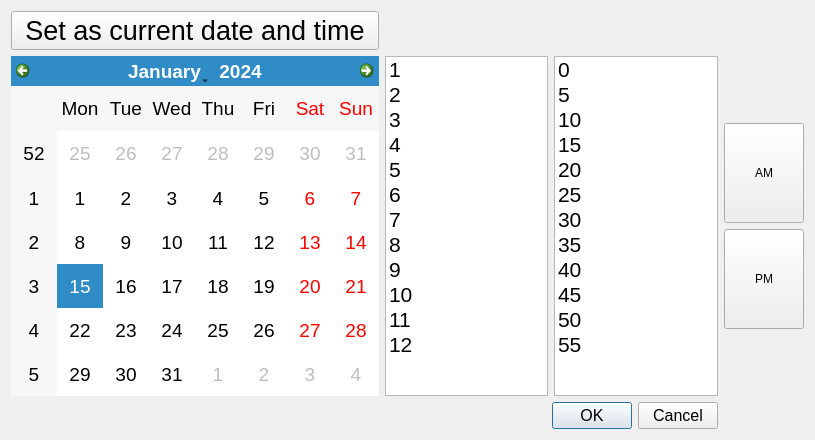
Before: the Qt Designer form src/qmap/ui_datatimerpicker.ui in roam-qgis/Roam, drawn with Qt 5.
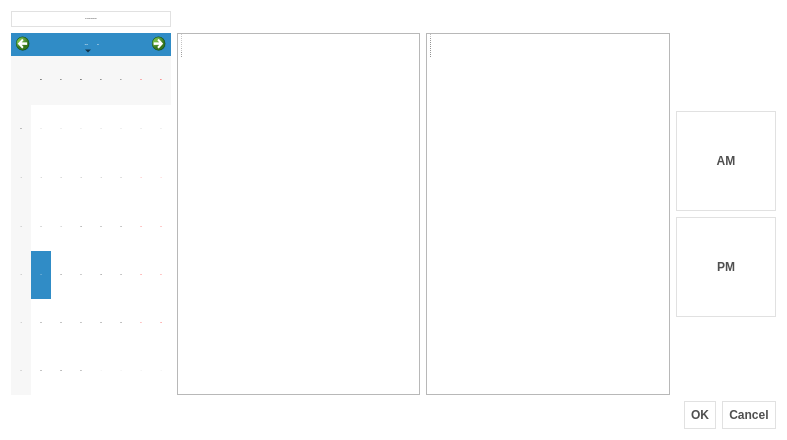
After: the same form once the commit is applied.

Commit message: IntraMaps Style for datepicker

Patch:
```diff
--- a/src/qmap/ui_datatimerpicker.ui
+++ b/src/qmap/ui_datatimerpicker.ui
@@ -6,7 +6,7 @@
    <rect>
     <x>0</x>
     <y>0</y>
-    <width>815</width>
+    <width>787</width>
     <height>440</height>
    </rect>
   </property>
@@ -20,7 +20,44 @@
    <string>Form</string>
   </property>
   <property name="styleSheet">
-   <string notr="true">QPushButton { font: 75 20pt &quot;Tahoma&quot;; }
+   <string notr="true">QCheckBox::indicator {
+     width: 40px;
+     height: 40px;
+ }
+
+* {
+	font: 20px &quot;Calibri&quot; ;
+font: bold;
+}
+
+QLabel {
+	color: #4f4f4f;
+}
+
+QWidget#datatimerpicker { background-color: rgb(255, 255, 255); }
+
+QPushButton { 
+	border: 1px solid #e1e1e1;
+     padding: 6px;
+	color: #4f4f4f;
+ }
+
+QPushButton:hover { 
+	border: 1px solid #e1e1e1;
+     padding: 6px;
+	background-color: rgb(211, 228, 255);
+ }
+
+QPushButton:checked  { 
+	border: 1px solid #e1e1e1;
+     padding: 6px;
+	background-color: rgb(203, 203, 203);
+ }
+
+QCheckBox {
+	color: #4f4f4f;
+}
+
 </string>
   </property>
   <layout class="QGridLayout" name="gridLayout_2">
@@ -28,11 +65,11 @@
     <widget class="QPushButton" name="setasnowbutton">
      <property name="font">
       <font>
-       <family>Tahoma</family>
-       <pointsize>20</pointsize>
-       <weight>9</weight>
+       <family>Calibri</family>
+       <pointsize>-1</pointsize>
+       <weight>75</weight>
        <italic>false</italic>
-       <bold>false</bold>
+       <bold>true</bold>
       </font>
      </property>
      <property name="text">
@@ -44,7 +81,11 @@
     <widget class="QLabel" name="label">
      <property name="font">
       <font>
-       <pointsize>20</pointsize>
+       <family>Calibri</family>
+       <pointsize>-1</pointsize>
+       <weight>75</weight>
+       <italic>false</italic>
+       <bold>true</bold>
       </font>
      </property>
      <property name="text">
@@ -62,7 +103,11 @@
      </property>
      <property name="font">
       <font>
-       <pointsize>14</pointsize>
+       <family>Calibri</family>
+       <pointsize>-1</pointsize>
+       <weight>75</weight>
+       <italic>false</italic>
+       <bold>true</bold>
       </font>
      </property>
     </widget>
@@ -79,11 +124,11 @@
        </property>
        <property name="font">
         <font>
-         <family>Tahoma</family>
-         <pointsize>16</pointsize>
-         <weight>9</weight>
+         <family>Calibri</family>
+         <pointsize>-1</pointsize>
+         <weight>75</weight>
          <italic>false</italic>
-         <bold>false</bold>
+         <bold>true</bold>
         </font>
        </property>
        <property name="styleSheet">
@@ -161,7 +206,11 @@
        </property>
        <property name="font">
         <font>
-         <pointsize>16</pointsize>
+         <family>Calibri</family>
+         <pointsize>-1</pointsize>
+         <weight>75</weight>
+         <italic>false</italic>
+         <bold>true</bold>
         </font>
        </property>
        <item>
@@ -253,7 +302,7 @@
        </property>
        <property name="minimumSize">
         <size>
-         <width>0</width>
+         <width>100</width>
          <height>100</height>
         </size>
        </property>
@@ -275,7 +324,7 @@
        </property>
        <property name="minimumSize">
         <size>
-         <width>0</width>
+         <width>100</width>
          <height>100</height>
         </size>
        </property>
@@ -302,15 +351,15 @@
      </item>
     </layout>
    </item>
-   <item row="2" column="0" colspan="2">
+   <item row="2" column="0" colspan="3">
     <widget class="QDialogButtonBox" name="buttonBox">
      <property name="font">
       <font>
-       <family>Tahoma</family>
-       <pointsize>12</pointsize>
-       <weight>50</weight>
+       <family>Calibri</family>
+       <pointsize>-1</pointsize>
+       <weight>75</weight>
        <italic>false</italic>
-       <bold>false</bold>
+       <bold>true</bold>
       </font>
      </property>
      <property name="layoutDirection">
```
